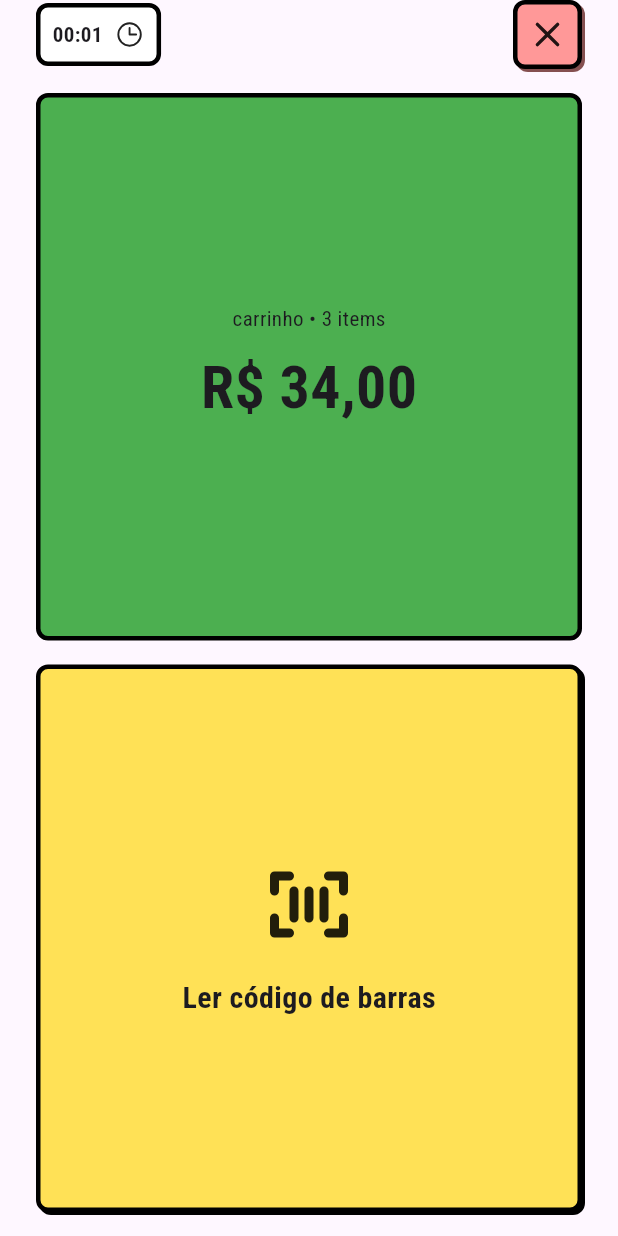
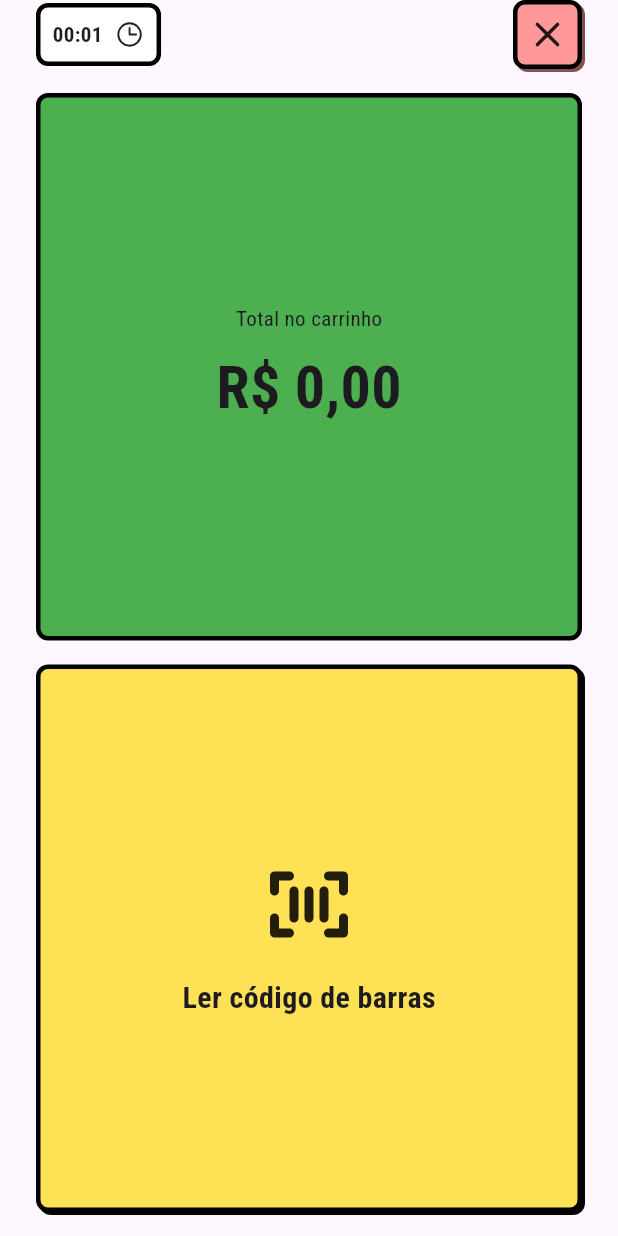
Before and after one commit to BerkSpar/grocery, a Flutter app: the CartScreen screen opened directly, on a phone screen of 412 x 824 dp. Run offline on Flutter 3.47's test engine with Material 3 defaults, Android fonts, the phone set to English and light mode, and no system bars; our stand-ins replace drift, drift_flutter, google_fonts, phosphor_flutter; accounts and stored records are empty; generated files the repository leaves out were written again.

Commit message:
feat: adiciona valores do carrinho

```diff
--- a/lib/views/cart/cart_screen.dart
+++ b/lib/views/cart/cart_screen.dart
@@ -1,8 +1,10 @@
 import 'package:flutter/material.dart';
+import 'package:grocery/daos/cart_dao.dart';
 import 'package:grocery/views/cart/widgets/barcode_scanner_button.dart';
 import 'package:grocery/views/cart/widgets/cart_summary.dart';
 import 'package:grocery/views/cart/widgets/next_items_list.dart';
 import 'package:grocery/views/cart/widgets/timer_header.dart';
+import 'package:provider/provider.dart';
 
 class CartScreen extends StatefulWidget {
   const CartScreen({super.key});
@@ -21,7 +23,12 @@ class _CartScreenState extends State<CartScreen> {
           children: [
             TimerHeader(startedAt: DateTime.now()),
             const SizedBox(height: 16),
-            CartSummary(itemCount: 3, totalValue: 34),
+            StreamBuilder(
+              stream: context.read<CartDAO>().watchOpenCartTotalPrice(),
+              builder: (context, stream) {
+                return CartSummary(totalValue: stream.data ?? 0);
+              },
+            ),
             const SizedBox(height: 16),
             BarcodeScannerButton(onTap: () {}),
             const SizedBox(height: 16),
--- a/lib/views/cart/widgets/cart_summary.dart
+++ b/lib/views/cart/widgets/cart_summary.dart
@@ -4,13 +4,8 @@ import 'package:intl/intl.dart';
 
 class CartSummary extends StatelessWidget {
   final double totalValue;
-  final int itemCount;
 
-  const CartSummary({
-    super.key,
-    required this.totalValue,
-    required this.itemCount,
-  });
+  const CartSummary({super.key, required this.totalValue});
 
   static final _currencyFormat = NumberFormat.currency(
     locale: 'pt_BR',
@@ -30,7 +25,7 @@ class CartSummary extends StatelessWidget {
             child: Column(
               mainAxisAlignment: MainAxisAlignment.center,
               children: [
-                Text('carrinho • $itemCount items'),
+                Text('Total no carrinho'),
                 const SizedBox(height: 8),
                 Text(
                   _currencyFormat.format(totalValue),
```
